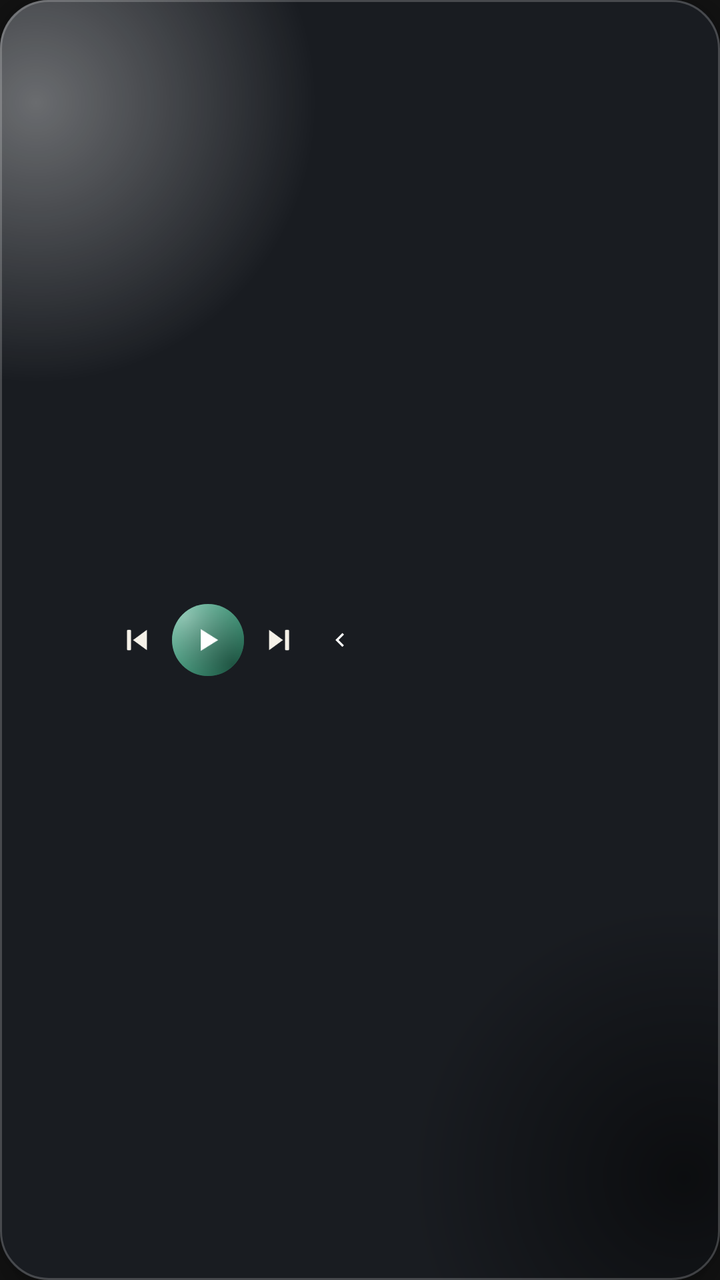
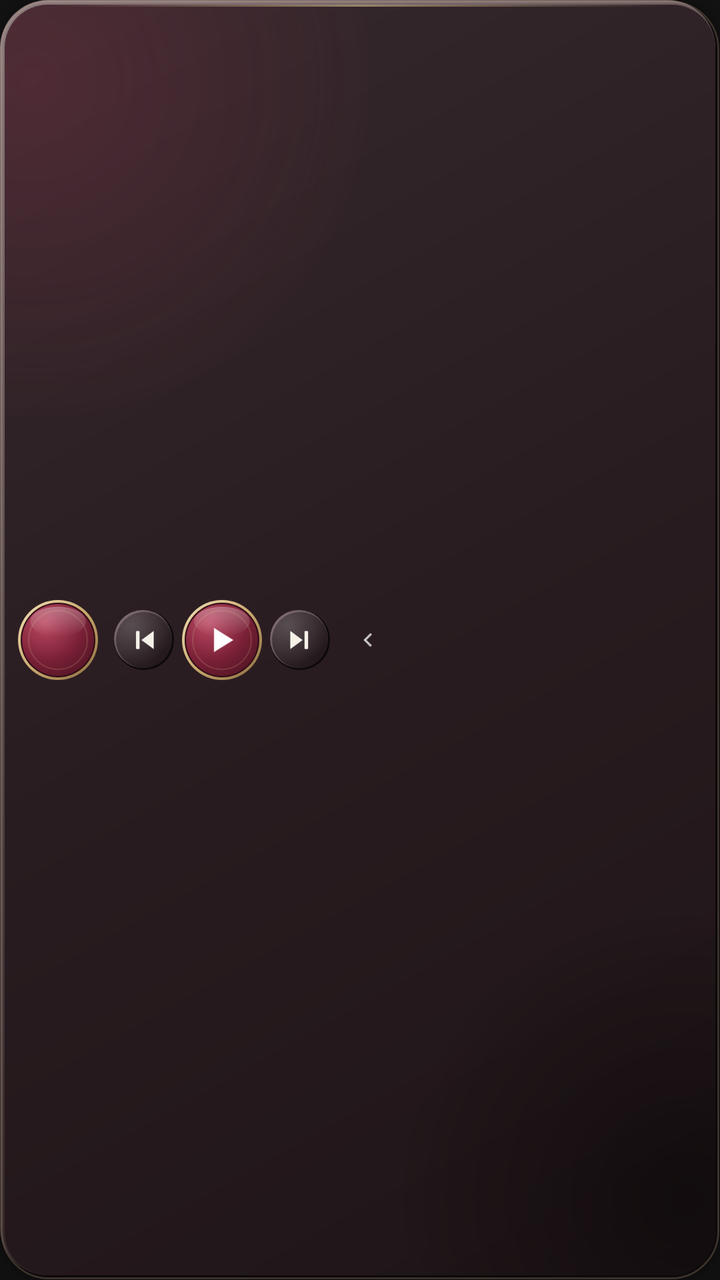

Screens rendered from an Android XML layout before and after an edit, with the pre-edit source and the edit as a unified diff.
<!-- AndroidManifest.xml: application theme Theme.AudioPlayer -->
<!-- res/layout/bubble_mini_player.xml -->
<?xml version="1.0" encoding="utf-8"?>
<LinearLayout xmlns:android="http://schemas.android.com/apk/res/android"
    android:id="@+id/bubble_root"
    android:layout_width="wrap_content"
    android:layout_height="wrap_content"
    android:background="@drawable/widget_background"
    android:orientation="horizontal"
    android:gravity="center_vertical"
    android:padding="8dp"
    android:elevation="8dp">

    <ImageView
        android:id="@+id/bubble_album_art"
        android:layout_width="40dp"
        android:layout_height="40dp"
        android:scaleType="centerCrop"
        android:contentDescription="Sampul album" />

    <ImageButton
        android:id="@+id/bubble_prev"
        android:layout_width="28dp"
        android:layout_height="28dp"
        android:layout_marginStart="6dp"
        android:padding="5dp"
        android:background="@android:color/transparent"
        android:scaleType="fitCenter"
        android:src="@drawable/ic_widget_previous"
        android:contentDescription="Sebelumnya" />

    <ImageButton
        android:id="@+id/bubble_play_pause"
        android:layout_width="36dp"
        android:layout_height="36dp"
        android:layout_marginStart="4dp"
        android:padding="9dp"
        android:background="@drawable/widget_play_button_bg"
        android:scaleType="fitCenter"
        android:src="@drawable/ic_widget_play"
        android:contentDescription="Putar" />

    <ImageButton
        android:id="@+id/bubble_next"
        android:layout_width="28dp"
        android:layout_height="28dp"
        android:layout_marginStart="4dp"
        android:padding="5dp"
        android:background="@android:color/transparent"
        android:scaleType="fitCenter"
        android:src="@drawable/ic_widget_next"
        android:contentDescription="Berikutnya" />

    
    <ImageButton
        android:id="@+id/bubble_minimize"
        android:layout_width="28dp"
        android:layout_height="28dp"
        android:layout_marginStart="2dp"
        android:padding="7dp"
        android:background="@android:color/transparent"
        android:scaleType="fitCenter"
        android:src="@drawable/ic_bubble_minimize"
        android:contentDescription="Kecilkan ke tepi layar" />

</LinearLayout>
<!-- resources referenced by this layout -->
<resources>
  <!-- drawable ic_bubble_minimize (drawable) -->
  <?xml version="1.0" encoding="utf-8"?>
  <vector xmlns:android="http://schemas.android.com/apk/res/android"
      android:width="24dp"
      android:height="24dp"
      android:viewportWidth="24"
      android:viewportHeight="24">
      <path
          android:fillColor="#FFFFFFFF"
          android:pathData="M15.41,7.41L14,6l-6,6l6,6l1.41,-1.41L10.83,12z" />
  </vector>
  <!-- drawable ic_widget_next: png bitmap (drawable, 1562 bytes) -->
  <!-- drawable ic_widget_play: png bitmap (drawable, 776 bytes) -->
  <!-- drawable ic_widget_previous: png bitmap (drawable, 1621 bytes) -->
  <!-- drawable widget_background (drawable) -->
  <?xml version="1.0" encoding="utf-8"?>
  <layer-list xmlns:android="http://schemas.android.com/apk/res/android">
      <item>
          <shape android:shape="rectangle">
              <solid android:color="#191C21" />
              <corners android:radius="24dp" />
          </shape>
      </item>
      <item>
          <shape android:shape="rectangle">
              <gradient
                  android:type="radial"
                  android:centerX="0.05"
                  android:centerY="0.08"
                  android:gradientRadius="140dp"
                  android:startColor="#59FFFFFF"
                  android:endColor="#00FFFFFF" />
              <corners android:radius="24dp" />
          </shape>
      </item>
      <item>
          <shape android:shape="rectangle">
              <gradient
                  android:type="radial"
                  android:centerX="0.95"
                  android:centerY="0.92"
                  android:gradientRadius="140dp"
                  android:startColor="#8C000000"
                  android:endColor="#00000000" />
              <corners android:radius="24dp" />
          </shape>
      </item>
      
      <item>
          <shape android:shape="rectangle">
              <stroke android:width="1dp" android:color="#33FFFFFF" />
              <corners android:radius="24dp" />
          </shape>
      </item>
  </layer-list>
  <!-- drawable widget_play_button_bg (drawable) -->
  <?xml version="1.0" encoding="utf-8"?>
  <layer-list xmlns:android="http://schemas.android.com/apk/res/android">
      <item>
          <shape android:shape="oval">
              <solid android:color="#2FA37C" />
          </shape>
      </item>
      <item>
          <shape android:shape="oval">
              <gradient
                  android:type="radial"
                  android:centerX="0.18"
                  android:centerY="0.18"
                  android:gradientRadius="40dp"
                  android:startColor="#80FFFFFF"
                  android:endColor="#00FFFFFF" />
          </shape>
      </item>
      <item>
          <shape android:shape="oval">
              <gradient
                  android:type="radial"
                  android:centerX="0.85"
                  android:centerY="0.85"
                  android:gradientRadius="40dp"
                  android:startColor="#80000000"
                  android:endColor="#00000000" />
          </shape>
      </item>
  </layer-list>
  <style name="Theme.AudioPlayer" parent="android:Theme.Material.NoActionBar">
          <item name="android:windowBackground">@color/black</item>
      </style>
  <color name="black">#FF121212</color>
</resources>

<!-- the commit's change to res/layout/bubble_mini_player.xml (unified diff, before → after) -->
@@ -6,33 +6,36 @@
     android:background="@drawable/widget_background"
     android:orientation="horizontal"
     android:gravity="center_vertical"
-    android:padding="8dp"
+    android:padding="9dp"
     android:elevation="8dp">
 
     <ImageView
         android:id="@+id/bubble_album_art"
         android:layout_width="40dp"
         android:layout_height="40dp"
+        android:background="@drawable/widget_play_button_bg"
+        android:padding="2dp"
+        android:cropToPadding="true"
         android:scaleType="centerCrop"
         android:contentDescription="Sampul album" />
 
     <ImageButton
         android:id="@+id/bubble_prev"
-        android:layout_width="28dp"
-        android:layout_height="28dp"
-        android:layout_marginStart="6dp"
-        android:padding="5dp"
-        android:background="@android:color/transparent"
+        android:layout_width="30dp"
+        android:layout_height="30dp"
+        android:layout_marginStart="8dp"
+        android:padding="7dp"
+        android:background="@drawable/widget_key_bg"
         android:scaleType="fitCenter"
         android:src="@drawable/ic_widget_previous"
         android:contentDescription="Sebelumnya" />
 
     <ImageButton
         android:id="@+id/bubble_play_pause"
-        android:layout_width="36dp"
-        android:layout_height="36dp"
+        android:layout_width="40dp"
+        android:layout_height="40dp"
         android:layout_marginStart="4dp"
-        android:padding="9dp"
+        android:padding="10dp"
         android:background="@drawable/widget_play_button_bg"
         android:scaleType="fitCenter"
         android:src="@drawable/ic_widget_play"
@@ -40,11 +43,11 @@
 
     <ImageButton
         android:id="@+id/bubble_next"
-        android:layout_width="28dp"
-        android:layout_height="28dp"
+        android:layout_width="30dp"
+        android:layout_height="30dp"
         android:layout_marginStart="4dp"
-        android:padding="5dp"
-        android:background="@android:color/transparent"
+        android:padding="7dp"
+        android:background="@drawable/widget_key_bg"
         android:scaleType="fitCenter"
         android:src="@drawable/ic_widget_next"
         android:contentDescription="Berikutnya" />
@@ -52,10 +55,11 @@
     
     <ImageButton
         android:id="@+id/bubble_minimize"
-        android:layout_width="28dp"
-        android:layout_height="28dp"
-        android:layout_marginStart="2dp"
-        android:padding="7dp"
+        android:layout_width="26dp"
+        android:layout_height="26dp"
+        android:layout_marginStart="6dp"
+        android:padding="6dp"
+        android:alpha="0.72"
         android:background="@android:color/transparent"
         android:scaleType="fitCenter"
         android:src="@drawable/ic_bubble_minimize"
<!-- resource entries referenced after the edit -->
@@ -14,78 +14,9 @@
   <!-- drawable ic_widget_next: png bitmap (drawable, 1562 bytes) -->
   <!-- drawable ic_widget_play: png bitmap (drawable, 776 bytes) -->
   <!-- drawable ic_widget_previous: png bitmap (drawable, 1621 bytes) -->
-  <!-- drawable widget_background (drawable) -->
-  <?xml version="1.0" encoding="utf-8"?>
-  <layer-list xmlns:android="http://schemas.android.com/apk/res/android">
-      <item>
-          <shape android:shape="rectangle">
-              <solid android:color="#191C21" />
-              <corners android:radius="24dp" />
-          </shape>
-      </item>
-      <item>
-          <shape android:shape="rectangle">
-              <gradient
-                  android:type="radial"
-                  android:centerX="0.05"
-                  android:centerY="0.08"
-                  android:gradientRadius="140dp"
-                  android:startColor="#59FFFFFF"
-                  android:endColor="#00FFFFFF" />
-              <corners android:radius="24dp" />
-          </shape>
-      </item>
-      <item>
-          <shape android:shape="rectangle">
-              <gradient
-                  android:type="radial"
-                  android:centerX="0.95"
-                  android:centerY="0.92"
-                  android:gradientRadius="140dp"
-                  android:startColor="#8C000000"
-                  android:endColor="#00000000" />
-              <corners android:radius="24dp" />
-          </shape>
-      </item>
-      
-      <item>
-          <shape android:shape="rectangle">
-              <stroke android:width="1dp" android:color="#33FFFFFF" />
-              <corners android:radius="24dp" />
-          </shape>
-      </item>
-  </layer-list>
-  <!-- drawable widget_play_button_bg (drawable) -->
-  <?xml version="1.0" encoding="utf-8"?>
-  <layer-list xmlns:android="http://schemas.android.com/apk/res/android">
-      <item>
-          <shape android:shape="oval">
-              <solid android:color="#2FA37C" />
-          </shape>
-      </item>
-      <item>
-          <shape android:shape="oval">
-              <gradient
-                  android:type="radial"
-                  android:centerX="0.18"
-                  android:centerY="0.18"
-                  android:gradientRadius="40dp"
-                  android:startColor="#80FFFFFF"
-                  android:endColor="#00FFFFFF" />
-          </shape>
-      </item>
-      <item>
-          <shape android:shape="oval">
-              <gradient
-                  android:type="radial"
-                  android:centerX="0.85"
-                  android:centerY="0.85"
-                  android:gradientRadius="40dp"
-                  android:startColor="#80000000"
-                  android:endColor="#00000000" />
-          </shape>
-      </item>
-  </layer-list>
+  <!-- drawable widget_background: vector/xml drawable (drawable, 3104 chars, omitted) -->
+  <!-- drawable widget_key_bg: vector/xml drawable (drawable, 3548 chars, omitted) -->
+  <!-- drawable widget_play_button_bg: vector/xml drawable (drawable, 4199 chars, omitted) -->
   <style name="Theme.AudioPlayer" parent="android:Theme.Material.NoActionBar">
           <item name="android:windowBackground">@color/black</item>
       </style>
